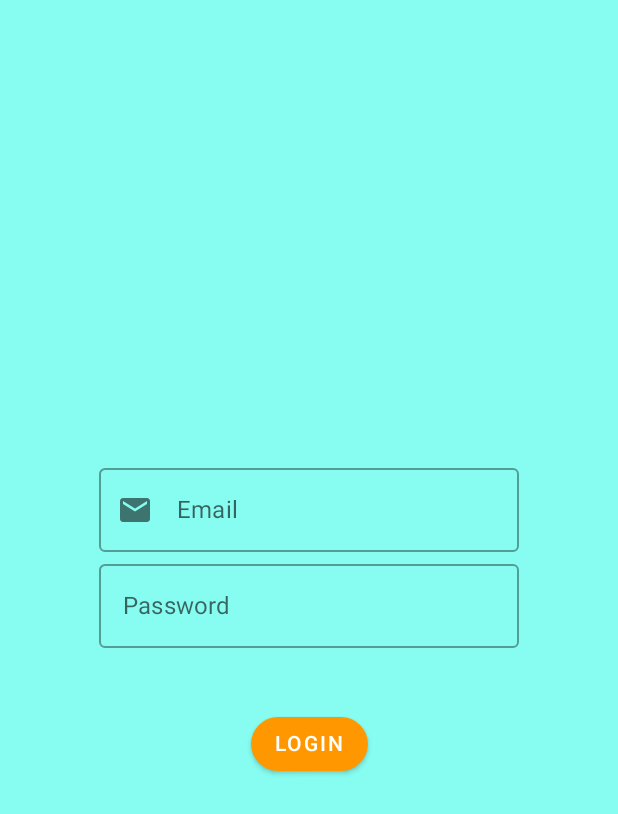
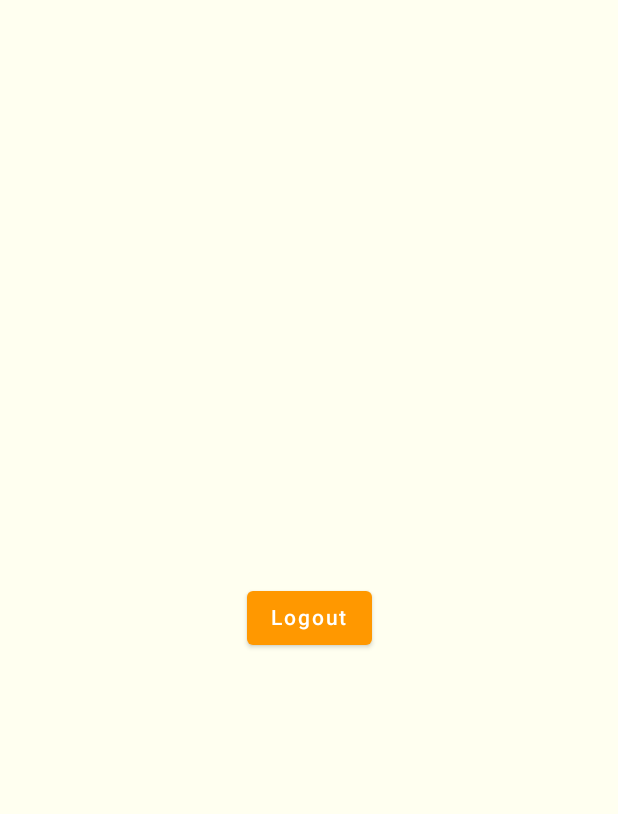
Before and after one commit to cybercrak/logintest, an Android app built with Jetpack Compose: the screen it shows after launch (MainActivity), after a tap on "LOGIN", on a phone screen of 412 x 824 dp. Shown: the top 814 px of the screen. Run offline under Robolectric (Android 15) with nearby library versions, the phone set to English and light mode, and no system bars.

Commit message:
Added navigation,bg color & made status bar text visible

```diff
--- a/app/src/main/java/com/example/notesmanager/MainActivity.kt
+++ b/app/src/main/java/com/example/notesmanager/MainActivity.kt
@@ -1,10 +1,10 @@
 package com.example.notesmanager
 
-import android.content.Context
+
 import android.os.Bundle
-import android.widget.Toast
 import androidx.activity.ComponentActivity
 import androidx.activity.compose.setContent
+import androidx.compose.foundation.Image
 import androidx.compose.foundation.layout.*
 import androidx.compose.foundation.shape.RoundedCornerShape
 import androidx.compose.material.*
@@ -13,8 +13,13 @@ import androidx.compose.material.icons.filled.Email
 import androidx.compose.runtime.*
 import androidx.compose.ui.Alignment
 import androidx.compose.ui.Modifier
+import androidx.compose.ui.graphics.ImageBitmap
+import androidx.compose.ui.res.imageResource
 import androidx.compose.ui.tooling.preview.Preview
 import androidx.compose.ui.unit.dp
+import androidx.navigation.NavHostController
+import androidx.navigation.compose.NavHost
+import androidx.navigation.compose.composable
 import androidx.navigation.compose.rememberNavController
 import com.example.notesmanager.ui.theme.NotesManagerTheme
 
@@ -26,7 +31,7 @@ class MainActivity : ComponentActivity() {
             NotesManagerTheme {
                 // A surface container using the 'background' color from the theme
                 Surface(color = MaterialTheme.colors.background) {
-                    Login()
+                    Navigation()
                 }
             }
         }
@@ -34,12 +39,35 @@ class MainActivity : ComponentActivity() {
 
 }
 @Composable
-private fun Login() {
+fun Navigation(){
     val navController = rememberNavController()
+
+    NavHost(navController = navController,startDestination = "login"){
+        composable("login"){ Login(navController= navController)}
+        composable("logout"){ Logout(navController= navController)}
+
+    }
+}
+
+@Composable
+fun Logout(navController: NavHostController) {
+
+    Column(modifier = Modifier.fillMaxSize(),
+    verticalArrangement = Arrangement.Center,
+     horizontalAlignment = Alignment.CenterHorizontally){
+        Button(onClick = { navController.navigate("login") }) {
+            Text(text = "Logout")
+        }
+    }
+}
+
+@Composable
+private fun Login(navController: NavHostController) {
+
     Column(modifier = Modifier.fillMaxSize() ,
         verticalArrangement = Arrangement.Center,
         horizontalAlignment = Alignment.CenterHorizontally){
-
+        Image(ImageBitmap.imageResource(id=R.drawable.login),contentDescription = "")
 
         var email by remember { mutableStateOf("")}
         OutlinedTextField(
@@ -64,9 +92,7 @@ private fun Login() {
         )
 
         Spacer(modifier = Modifier.padding(20.dp))
-
-        fun Context.toast(message: CharSequence)=Toast.makeText(this,message,Toast.LENGTH_SHORT).show()
-        Button(onClick={ fun txt(context: Context){context.toast("Available soon")}
+        Button(onClick={ navController.navigate("logout")
         } ,  shape = RoundedCornerShape(50)
         ){
             Text("LOGIN")
@@ -78,6 +104,6 @@ private fun Login() {
 @Composable
 fun DefaultPreview() {
     NotesManagerTheme {
-        Login()
+        Navigation()
     }
 }
--- a/app/src/main/java/com/example/notesmanager/ui/theme/Color.kt
+++ b/app/src/main/java/com/example/notesmanager/ui/theme/Color.kt
@@ -2,7 +2,7 @@ package com.example.notesmanager.ui.theme
 
 import androidx.compose.ui.graphics.Color
 
-val Blue = Color(0xE87CFCF0)
+val Ivory = Color(0xFFFFFFF0)
 val DarkYellow=Color(0xFFFF9800)
 val Yellow = Color(0xFFFFC107)
 val Teal200 = Color(0xFF03DAC5)
--- a/app/src/main/java/com/example/notesmanager/ui/theme/Theme.kt
+++ b/app/src/main/java/com/example/notesmanager/ui/theme/Theme.kt
@@ -16,11 +16,11 @@ private val LightColorPalette = lightColors(
     primary = DarkYellow,
     primaryVariant = Yellow,
     secondary = Teal200,
-    background = Blue
+    background = Ivory
     /* Other default colors to override
-    background = Color.White,
-    surface = Color.White,
-    onPrimary = Color.White,
+    background = Color.Ivory,
+    surface = Color.Ivory,
+    onPrimary = Color.Ivory,
     onSecondary = Color.Black,
     onBackground = Color.Black,
     onSurface = Color.Black,
--- a/app/src/main/res/values/themes.xml
+++ b/app/src/main/res/values/themes.xml
@@ -11,6 +11,7 @@
         <item name="colorOnSecondary">@color/black</item>
         <!-- Status bar color. -->
         <item name="android:statusBarColor" tools:targetApi="l">@color/transparent</item>
+        <item name="android:windowLightStatusBar" tools:targetApi="23">true</item> <!--true will set text color visible on white status bar-->
         <!-- Customize your theme here. -->
     </style>
 
```
Also changed, not shown: 1 other file.
